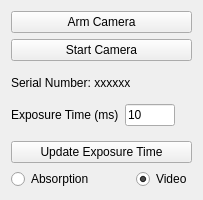
Qt form cameracontrolwidget.ui (jagerber48/jkam_e6) before a commit.
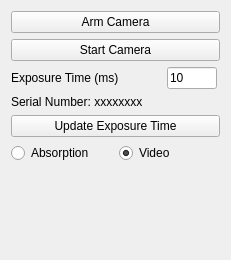
The same form after that commit.

Commit message: updates to ui and work to modularize camera driver functionality

The edit to the form file:
```diff
--- a/cameracontrolwidget.ui
+++ b/cameracontrolwidget.ui
@@ -6,47 +6,18 @@
    <rect>
     <x>0</x>
     <y>0</y>
-    <width>203</width>
-    <height>200</height>
+    <width>231</width>
+    <height>260</height>
    </rect>
   </property>
-  <property name="minimumSize">
-   <size>
-    <width>203</width>
-    <height>200</height>
-   </size>
-  </property>
-  <property name="maximumSize">
-   <size>
-    <width>203</width>
-    <height>200</height>
-   </size>
-  </property>
-  <property name="windowTitle">
-   <string>Form</string>
-  </property>
   <layout class="QGridLayout" name="gridLayout">
-   <item row="2" column="0">
+   <item row="5" column="0" colspan="2">
     <widget class="QLabel" name="serial_label">
      <property name="text">
       <string>Serial Number: xxxxxxxx</string>
      </property>
     </widget>
    </item>
-   <item row="0" column="0" colspan="2">
-    <widget class="QPushButton" name="arm_pushButton">
-     <property name="text">
-      <string>Arm Camera</string>
-     </property>
-    </widget>
-   </item>
-   <item row="5" column="0" colspan="2">
-    <widget class="QPushButton" name="exposure_pushButton">
-     <property name="text">
-      <string>Update Exposure Time</string>
-     </property>
-    </widget>
-   </item>
    <item row="1" column="0" colspan="2">
     <widget class="QPushButton" name="start_pushButton">
      <property name="text">
@@ -54,27 +25,16 @@
      </property>
     </widget>
    </item>
-   <item row="6" column="0">
-    <widget class="QRadioButton" name="absorption_radioButton">
-     <property name="text">
-      <string>Absorption</string>
-     </property>
-    </widget>
-   </item>
-   <item row="6" column="1">
-    <widget class="QRadioButton" name="video_radioButton">
-     <property name="text">
-      <string>Video</string>
-     </property>
-     <property name="checked">
-      <bool>true</bool>
-     </property>
-    </widget>
-   </item>
-   <item row="3" column="0" colspan="2">
+   <item row="4" column="0" colspan="2">
     <layout class="QFormLayout" name="exposure_formLayout">
      <item row="0" column="0">
       <widget class="QLabel" name="exposure_label">
+       <property name="minimumSize">
+        <size>
+         <width>150</width>
+         <height>0</height>
+        </size>
+       </property>
        <property name="text">
         <string>Exposure Time (ms)</string>
        </property>
@@ -95,6 +55,50 @@
      </item>
     </layout>
    </item>
+   <item row="8" column="0" colspan="2">
+    <widget class="QPushButton" name="exposure_pushButton">
+     <property name="text">
+      <string>Update Exposure Time</string>
+     </property>
+    </widget>
+   </item>
+   <item row="9" column="1">
+    <widget class="QRadioButton" name="video_radioButton">
+     <property name="text">
+      <string>Video</string>
+     </property>
+     <property name="checked">
+      <bool>true</bool>
+     </property>
+    </widget>
+   </item>
+   <item row="0" column="0" colspan="2">
+    <widget class="QPushButton" name="arm_pushButton">
+     <property name="text">
+      <string>Arm Camera</string>
+     </property>
+    </widget>
+   </item>
+   <item row="9" column="0">
+    <widget class="QRadioButton" name="absorption_radioButton">
+     <property name="text">
+      <string>Absorption</string>
+     </property>
+    </widget>
+   </item>
+   <item row="10" column="0" colspan="2">
+    <spacer name="verticalSpacer">
+     <property name="orientation">
+      <enum>Qt::Vertical</enum>
+     </property>
+     <property name="sizeHint" stdset="0">
+      <size>
+       <width>20</width>
+       <height>40</height>
+      </size>
+     </property>
+    </spacer>
+   </item>
   </layout>
  </widget>
  <resources/>
```
The commit also changes 6 other files.
